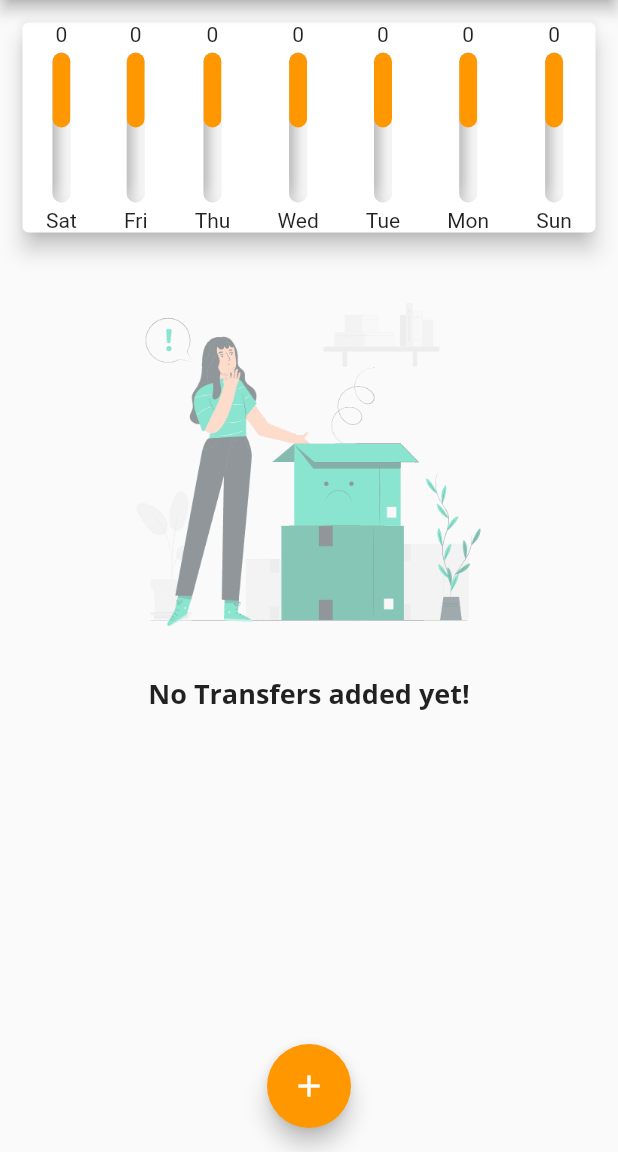
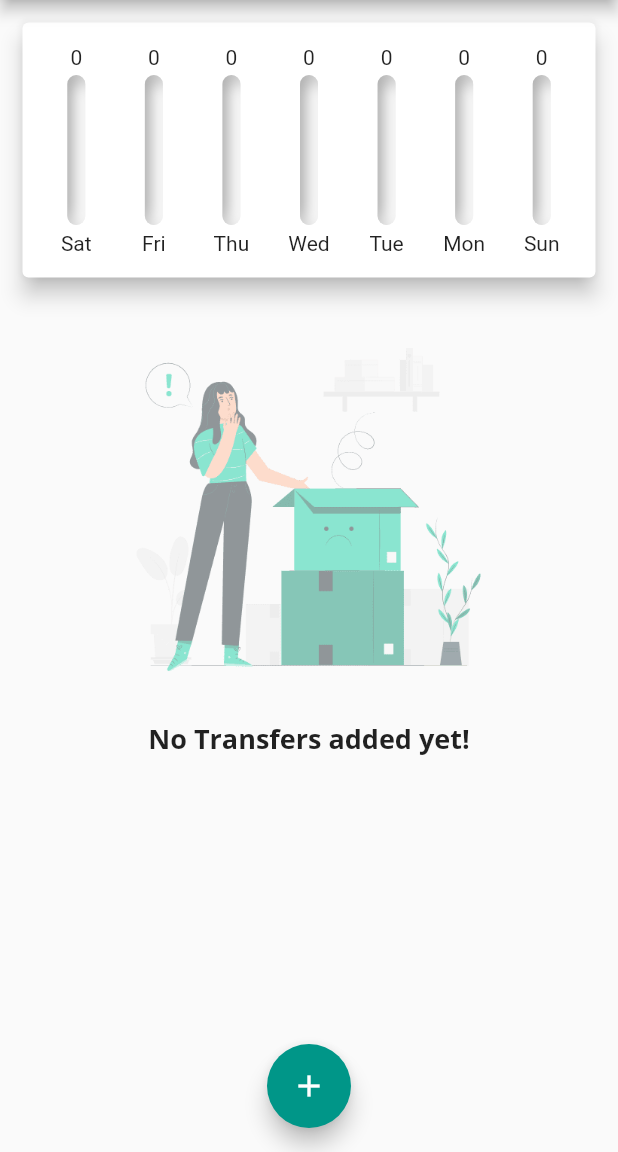
Before and after one commit to AbdelrahmanEssamA/Expenses-App, a Flutter app: the screen it shows after launch, on a phone screen of 412 x 824 dp, the part 84-1236 px from its top. Run offline on Flutter 3.47's test engine with Material 2 defaults, Android fonts, the phone set to English and light mode, and no system bars; drawn by our look-alikes of flutter_neumorphic; Roboto replaces fonts that are missing (Open Sans).

Commit message:
fixed charts ui

```diff
--- a/lib/main.dart
+++ b/lib/main.dart
@@ -91,7 +91,7 @@ class _MyHomePageState extends State<MyHomePage> {
       ),
       floatingActionButtonLocation: FloatingActionButtonLocation.centerFloat,
       floatingActionButton: FloatingActionButton(
-        backgroundColor: Theme.of(context).accentColor,
+        backgroundColor: Colors.teal,
         foregroundColor: Colors.white,
         onPressed: () => _startAddNewTransaction(context),
         child: Icon(Icons.add),
--- a/lib/widgets/chart.dart
+++ b/lib/widgets/chart.dart
@@ -38,16 +38,22 @@ class Chart extends StatelessWidget {
     return Card(
       elevation: 6,
       margin: EdgeInsets.all(15),
+      child: Container(
+        padding: EdgeInsets.symmetric(vertical: 15, horizontal: 10),
         child: Row(
           mainAxisAlignment: MainAxisAlignment.spaceAround,
           children: groupedTransactions.map((data) {
-          return ChartBar(
+            return Flexible(
+              fit: FlexFit.tight,
+              child: ChartBar(
                   data['day'].toString(),
                   (data['amount'] as double),
                   maxSpending == 0.0
-                  ? 0.5
-                  : (data['amount'] as double) / maxSpending);
+                      ? 0.0
+                      : (data['amount'] as double) / maxSpending),
+            );
           }).toList(),
+        ),
       ),
     );
   }
--- a/lib/widgets/chart_bar.dart
+++ b/lib/widgets/chart_bar.dart
@@ -11,7 +11,7 @@ class ChartBar extends StatelessWidget {
   Widget build(BuildContext context) {
     return Column(
       children: <Widget>[
-        Text(spendingAmount.toStringAsFixed(0)),
+        FittedBox(child: Text(spendingAmount.toStringAsFixed(0))),
         SizedBox(
           height: 4,
         ),
@@ -20,6 +20,7 @@ class ChartBar extends StatelessWidget {
               shape: NeumorphicShape.concave,
               boxShape: NeumorphicBoxShape.roundRect(BorderRadius.circular(12)),
               depth: -10,
+              intensity: .75,
               lightSource: LightSource.topLeft,
               color: Colors.white70),
           child: Container(
--- a/lib/widgets/transaction_list.dart
+++ b/lib/widgets/transaction_list.dart
@@ -70,7 +70,8 @@ class TransactionList extends StatelessWidget {
                               ),
                             ],
                           ),
-                          Container(
+                          FittedBox(
+                            child: Container(
                                 margin: EdgeInsets.symmetric(
                                     vertical: 15, horizontal: 18),
                                 child: Text(
@@ -80,6 +81,7 @@ class TransactionList extends StatelessWidget {
                                       fontSize: 20,
                                       color: Colors.teal),
                                 )),
+                          ),
                         ]));
               },
               itemCount: transactions.length,
```
Lines whose indentation alone changed are shown as unchanged.
